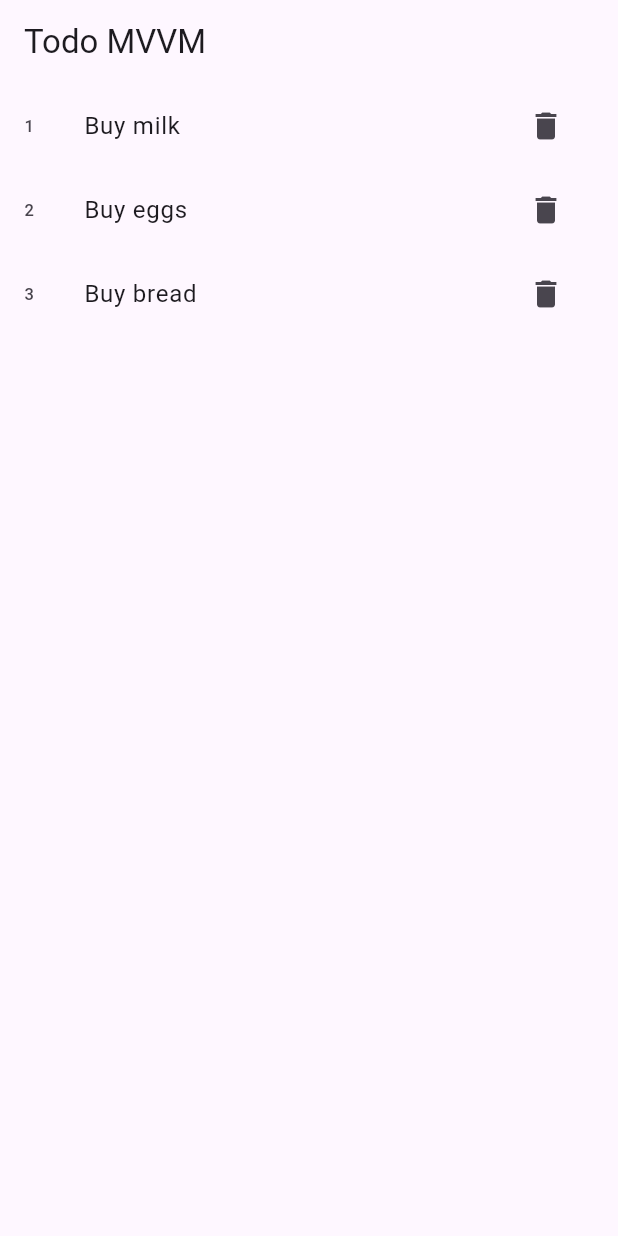
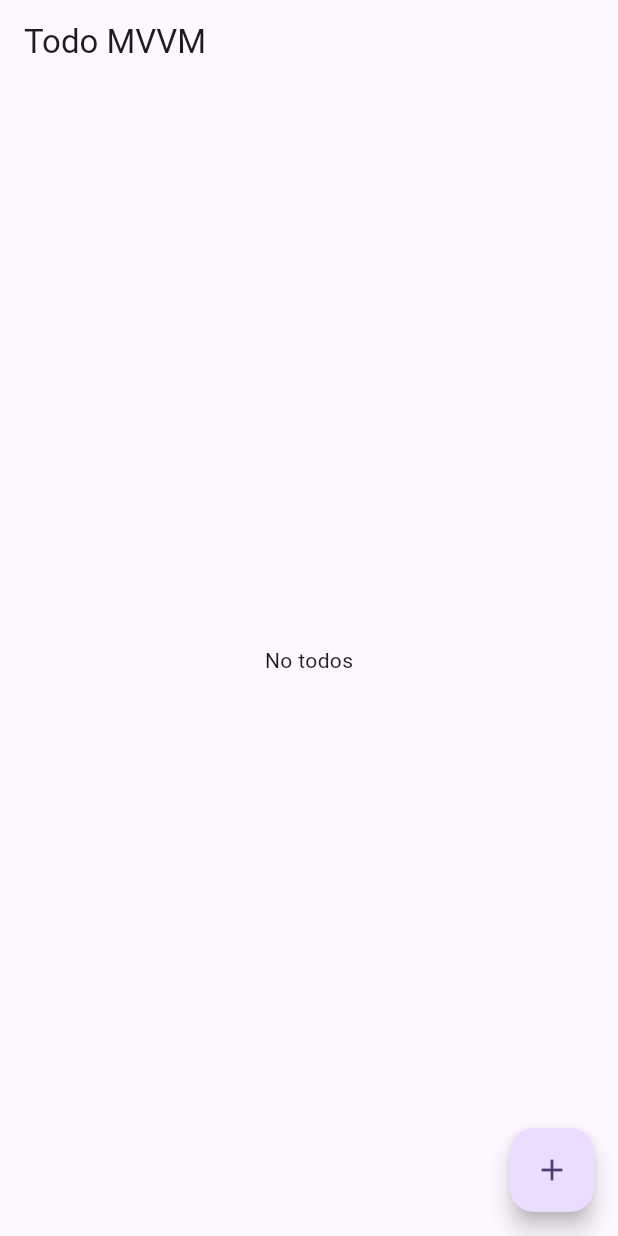
Before and after one commit to tenlisboa/mvvm_example, a Flutter app: the screen it shows after launch, on a phone screen of 412 x 824 dp. Run offline on Flutter 3.47's test engine with Material 3 defaults, Android fonts, the phone set to English and light mode, and no system bars.

Commit message:
feat: modularize widgets and create new todo implemented

```diff
--- a/lib/ui/todo/view_models/todo_view_model.dart
+++ b/lib/ui/todo/view_models/todo_view_model.dart
@@ -21,11 +21,11 @@ class TodoViewModel extends ChangeNotifier {
   Future<Result> _load() async {
     await Future.delayed(Duration(seconds: 1));
 
-    _todos.addAll([
-      Todo(id: 1, title: 'Buy milk'),
-      Todo(id: 2, title: 'Buy eggs'),
-      Todo(id: 3, title: 'Buy bread'),
-    ]);
+    // _todos.addAll([
+    //   Todo(id: 1, title: 'Buy milk'),
+    //   Todo(id: 2, title: 'Buy eggs'),
+    //   Todo(id: 3, title: 'Buy bread'),
+    // ]);
 
     notifyListeners();
 
@@ -33,8 +33,6 @@ class TodoViewModel extends ChangeNotifier {
   }
 
   Future<Result<Todo>> _addTodo(String title) async {
-    await Future.delayed(Duration(seconds: 1));
-
     final todo = Todo(
       id: _todos.length + 1,
       title: title,
@@ -47,8 +45,6 @@ class TodoViewModel extends ChangeNotifier {
   }
 
   Future<Result> _deleteTodo(Todo todo) async {
-    await Future.delayed(Duration(seconds: 1));
-
     _todos.remove(todo);
 
     notifyListeners();
--- a/lib/ui/todo/widgets/todo_screen.dart
+++ b/lib/ui/todo/widgets/todo_screen.dart
@@ -1,5 +1,7 @@
 import 'package:flutter/material.dart';
 import 'package:mvvm_example/ui/todo/view_models/todo_view_model.dart';
+import 'package:mvvm_example/ui/todo/widgets/add_todo_dialog.dart';
+import 'package:mvvm_example/ui/todo/widgets/todos_list.dart';
 
 class TodoScreen extends StatelessWidget {
   const TodoScreen({super.key, required this.viewModel});
@@ -24,23 +26,24 @@ class TodoScreen extends StatelessWidget {
           return child!;
         },
         child: ListenableBuilder(
-            listenable: viewModel,
-            builder: (context, child) {
-              return ListView.builder(
-                itemCount: viewModel.todos.length,
-                itemBuilder: (context, index) {
-                  final todo = viewModel.todos[index];
-                  return ListTile(
-                    leading: Text(todo.id.toString()),
-                    title: Text(todo.title),
-                    trailing: IconButton(
-                      icon: const Icon(Icons.delete),
-                      onPressed: () => viewModel.removeTodo.execute(todo),
-                    ),
-                  );
-                },
+          listenable: viewModel,
+          builder: (context, child) {
+            return TodosList(todos: viewModel.todos);
+          },
+        ),
+      ),
+      floatingActionButton: FloatingActionButton(
+        onPressed: () {
+          showDialog(
+            context: context,
+            builder: (context) {
+              return AddTodoDialog(
+                viewModel: viewModel,
               );
-            }),
+            },
+          );
+        },
+        child: const Icon(Icons.add),
       ),
     );
   }
--- /dev/null
+++ b/lib/ui/todo/widgets/todos_list.dart
@@ -0,0 +1,23 @@
+import 'package:flutter/material.dart';
+import 'package:mvvm_example/domain/models/todo.dart';
+import 'package:mvvm_example/ui/todo/widgets/todo_tile.dart';
+
+class TodosList extends StatelessWidget {
+  final List<Todo> todos;
+
+  const TodosList({super.key, required this.todos});
+
+  @override
+  Widget build(BuildContext context) {
+    if (todos.isEmpty) {
+      return const Center(child: Text('No todos'));
+    }
+    return ListView.builder(
+      itemCount: todos.length,
+      itemBuilder: (context, index) {
+        final todo = todos[index];
+        return TodoTile(todo: todo);
+      },
+    );
+  }
+}
```
Also changed, not shown: lib/ui/todo/widgets/add_todo_dialog.dart (added, +75 -0 lines), lib/ui/todo/widgets/todo_tile.dart (added, +23 -0 lines), 1 other file.
